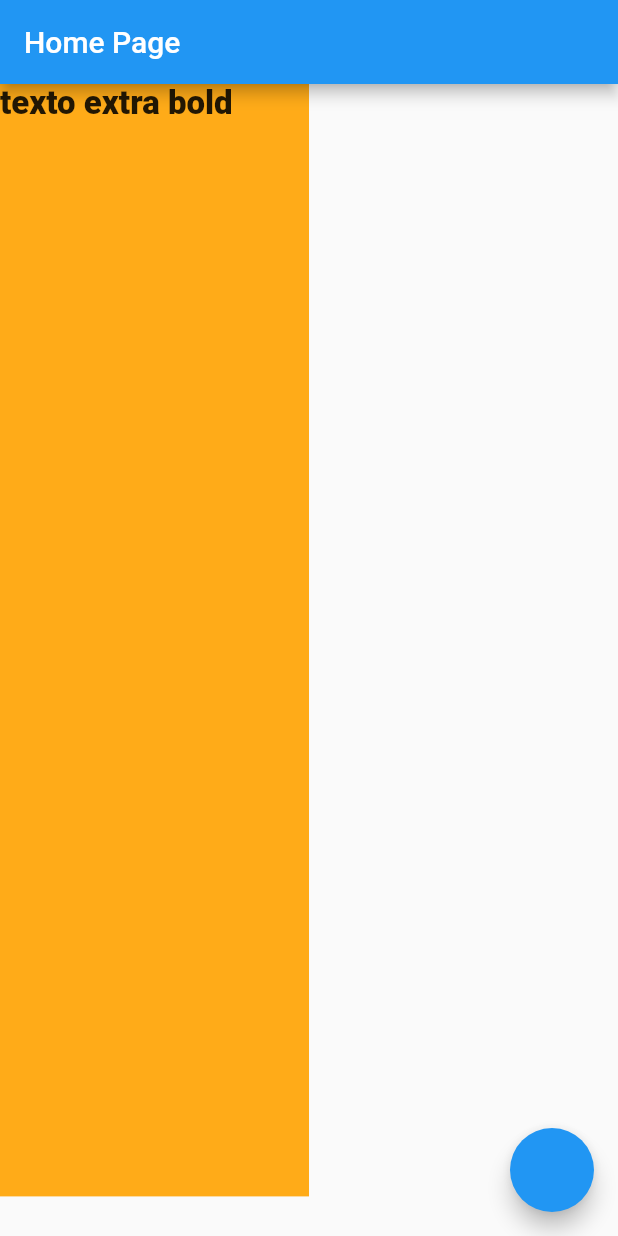
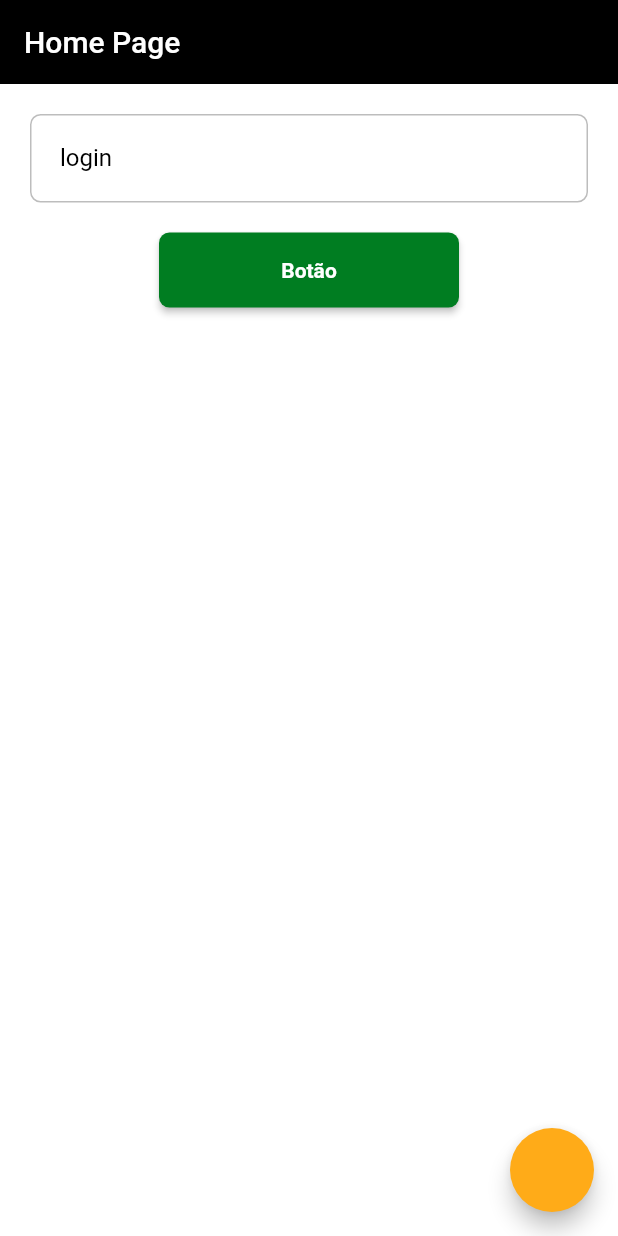
Before and after one commit to arthurmarconcini/delivery_backoffice, a Flutter app: the screen it shows after launch, on a phone screen of 412 x 824 dp. Run offline on Flutter 3.47's test engine with Material 2 defaults, Android fonts, the phone set to English and light mode, and no system bars; our stand-ins replace awesome_snackbar_content, flutter_modular, loading_animation_widget; Roboto replaces fonts that are missing (mplus1).

Commit message:
feat: create project theme

```diff
--- a/lib/src/app_widget.dart
+++ b/lib/src/app_widget.dart
@@ -1,14 +1,16 @@
 import 'package:flutter/material.dart';
 import 'package:flutter_modular/flutter_modular.dart';
+
+import 'core/ui/theme/theme_config.dart';
 
 class AppWidget extends StatelessWidget {
   const AppWidget({super.key});
 
   @override
-  Widget build(BuildContext context){
+  Widget build(BuildContext context) {
     return MaterialApp.router(
       title: 'Application Name',
-      theme: ThemeData(primarySwatch: Colors.blue),
+      theme: ThemeConfig.theme,
       routeInformationParser: Modular.routeInformationParser,
       routerDelegate: Modular.routerDelegate,
     );
--- a/lib/src/core/ui/styles/app_styles.dart
+++ b/lib/src/core/ui/styles/app_styles.dart
@@ -1,5 +1,6 @@
 import 'package:flutter/material.dart';
 import 'colors_app.dart';
+import 'text_styles.dart';
 
 class AppStyles {
   static AppStyles? _instance;
@@ -15,6 +16,7 @@ class AppStyles {
           borderRadius: BorderRadius.circular(7),
         ),
         backgroundColor: ColorsApp.instance.primary,
+        textStyle: TextStyles.instance.textButtonLabel,
       );
 }
 
--- /dev/null
+++ b/lib/src/core/ui/theme/theme_config.dart
@@ -0,0 +1,43 @@
+import 'package:flutter/material.dart';
+
+import '../styles/app_styles.dart';
+import '../styles/colors_app.dart';
+import '../styles/text_styles.dart';
+
+class ThemeConfig {
+  ThemeConfig._();
+
+  static final _defaultInputBorder = OutlineInputBorder(
+    borderRadius: BorderRadius.circular(7),
+    borderSide: BorderSide(color: Colors.grey[400]!),
+  );
+
+  static final theme = ThemeData(
+    scaffoldBackgroundColor: Colors.white,
+    appBarTheme: const AppBarTheme(
+      backgroundColor: Colors.black,
+      elevation: 0,
+      iconTheme: IconThemeData(color: Colors.black),
+    ),
+    colorScheme: ColorScheme.fromSeed(
+      seedColor: ColorsApp.instance.primary,
+      primary: ColorsApp.instance.primary,
+      secondary: ColorsApp.instance.secondary,
+    ),
+    elevatedButtonTheme: ElevatedButtonThemeData(
+      style: AppStyles.instance.primaryButton,
+    ),
+    inputDecorationTheme: InputDecorationTheme(
+      fillColor: Colors.white,
+      filled: true,
+      isDense: true,
+      contentPadding: const EdgeInsets.all(20),
+      border: _defaultInputBorder,
+      enabledBorder: _defaultInputBorder,
+      focusedBorder: _defaultInputBorder,
+      labelStyle: TextStyles.instance.textRegular.copyWith(color: Colors.black),
+      errorStyle:
+          TextStyles.instance.textRegular.copyWith(color: Colors.redAccent),
+    ),
+  );
+}
--- a/lib/src/modules/home/home_page.dart
+++ b/lib/src/modules/home/home_page.dart
@@ -1,9 +1,7 @@
 import 'package:flutter/material.dart';
 import '../../core/ui/helpers/loader.dart';
 import '../../core/ui/helpers/messages.dart';
-import '../../core/ui/helpers/size_extensions.dart';
 import '../../core/ui/styles/colors_app.dart';
-import '../../core/ui/styles/text_styles.dart';
 
 class HomePage extends StatefulWidget {
   const HomePage({super.key});
@@ -29,12 +27,29 @@ class _HomePageState extends State<HomePage> with Loader, Messagens {
       ),
       body: Container(
         child: Container(
-          color: context.colors.secondary,
-          width: context.percentWidth(.5),
-          height: context.percentHeight(.9),
-          child: Text(
-            'texto extra bold',
-            style: context.textStyles.textTitle,
+          child: Column(
+            children: [
+              Padding(
+                padding: const EdgeInsets.all(20.0),
+                child: Form(
+                  autovalidateMode: AutovalidateMode.onUserInteraction,
+                  child: TextFormField(
+                    decoration: const InputDecoration(
+                      label: Text('login'),
+                    ),
+                    validator: (String) => 'Error',
+                  ),
+                ),
+              ),
+              SizedBox(
+                width: 200,
+                height: 50,
+                child: ElevatedButton(
+                  onPressed: () {},
+                  child: const Text('Botão'),
+                ),
+              ),
+            ],
           ),
         ),
       ),
```
